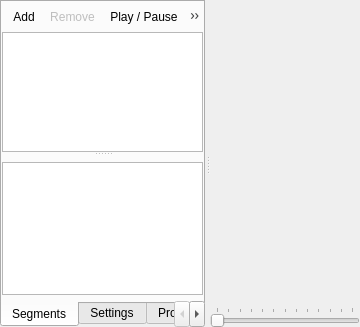
First picture: the form in res/forms/CutsceneWidget.ui, repository tedvalson/NovelTea, before the edit.
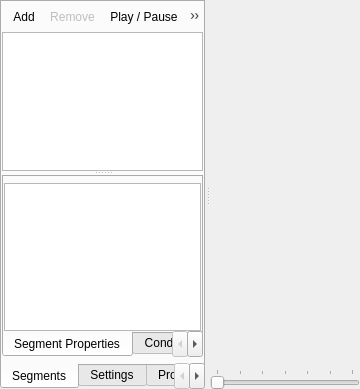
Second picture: the form after the edit. Icons and pictures are not drawn. Custom widgets are drawn as their Qt base class.

Commit message: Cutscene: Add ability to use a condition script to segments.

Patch:
```diff
--- a/res/forms/CutsceneWidget.ui
+++ b/res/forms/CutsceneWidget.ui
@@ -7,7 +7,7 @@
     <x>0</x>
     <y>0</y>
     <width>360</width>
-    <height>327</height>
+    <height>389</height>
    </rect>
   </property>
   <property name="sizePolicy">
@@ -114,11 +114,29 @@
           <property name="childrenCollapsible">
            <bool>false</bool>
           </property>
-          <widget class="QWidget" name="verticalLayoutWidgetBottom">
+          <widget class="QWidget" name="verticalWidgetBottom" native="true">
+           <property name="sizePolicy">
+            <sizepolicy hsizetype="Expanding" vsizetype="Expanding">
+             <horstretch>0</horstretch>
+             <verstretch>0</verstretch>
+            </sizepolicy>
+           </property>
            <layout class="QVBoxLayout" name="verticalLayoutBottom">
             <property name="spacing">
              <number>1</number>
             </property>
+            <property name="leftMargin">
+             <number>0</number>
+            </property>
+            <property name="topMargin">
+             <number>0</number>
+            </property>
+            <property name="rightMargin">
+             <number>0</number>
+            </property>
+            <property name="bottomMargin">
+             <number>0</number>
+            </property>
             <item>
              <widget class="QToolBar" name="toolBarEntities">
               <property name="floatable">
@@ -164,18 +182,73 @@
              <number>0</number>
             </property>
             <item>
-             <widget class="QtTreePropertyBrowser" name="propertyBrowser" native="true">
-              <property name="sizePolicy">
-               <sizepolicy hsizetype="Expanding" vsizetype="Expanding">
-                <horstretch>0</horstretch>
-                <verstretch>0</verstretch>
-               </sizepolicy>
+             <widget class="QTabWidget" name="tabWidgetSegmentProps">
+              <property name="tabPosition">
+               <enum>QTabWidget::South</enum>
               </property>
+              <property name="currentIndex">
+               <number>0</number>
+              </property>
+              <widget class="QWidget" name="tab">
+               <attribute name="title">
+                <string>Segment Properties</string>
+               </attribute>
+               <layout class="QVBoxLayout" name="verticalLayout_7">
+                <property name="leftMargin">
+                 <number>0</number>
+                </property>
+                <property name="topMargin">
+                 <number>0</number>
+                </property>
+                <property name="rightMargin">
+                 <number>0</number>
+                </property>
+                <property name="bottomMargin">
+                 <number>0</number>
+                </property>
+                <item>
+                 <widget class="QtTreePropertyBrowser" name="propertyBrowser" native="true">
+                  <property name="sizePolicy">
+                   <sizepolicy hsizetype="Expanding" vsizetype="Expanding">
+                    <horstretch>0</horstretch>
+                    <verstretch>0</verstretch>
+                   </sizepolicy>
+                  </property>
+                 </widget>
+                </item>
+                <item>
+                 <widget class="ScriptEdit" name="scriptEdit"/>
+                </item>
+               </layout>
+              </widget>
+              <widget class="QWidget" name="tab_2">
+               <attribute name="title">
+                <string>Condition Script</string>
+               </attribute>
+               <layout class="QVBoxLayout" name="verticalLayout_8">
+                <property name="leftMargin">
+                 <number>0</number>
+                </property>
+                <property name="topMargin">
+                 <number>0</number>
+                </property>
+                <property name="rightMargin">
+                 <number>0</number>
+                </property>
+                <property name="bottomMargin">
+                 <number>0</number>
+                </property>
+                <item>
+                 <widget class="ScriptEdit" name="scriptEditCondition">
+                  <property name="placeholderText">
+                   <string>return true;</string>
+                  </property>
+                 </widget>
+                </item>
+               </layout>
+              </widget>
              </widget>
             </item>
-            <item>
-             <widget class="ScriptEdit" name="scriptEdit"/>
-            </item>
             <item>
              <widget class="RichTextEditor" name="richTextEditor" native="true">
               <property name="sizePolicy">
@@ -289,7 +362,7 @@
           <number>100</number>
          </property>
          <property name="pageStep">
-          <number>500</number>
+          <number>1000</number>
          </property>
          <property name="orientation">
           <enum>Qt::Horizontal</enum>
@@ -297,6 +370,9 @@
          <property name="tickPosition">
           <enum>QSlider::TicksAbove</enum>
          </property>
+         <property name="tickInterval">
+          <number>1000</number>
+         </property>
         </widget>
        </item>
       </layout>
```
Left out of the diff: 6 changed lines with no effect on the pictures. The commit also changes 13 other files.
